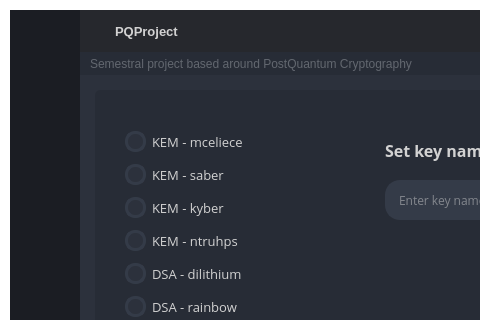
Above: gui/GUI_BASE.ui from Muzosh/PQ-crypto-test-app before the change; both pictures show x 0 to 480 and y 0 to 320 of the 1000 by 720 pixel window. Below: the same form after it.
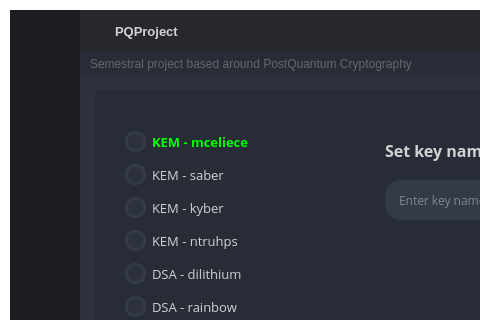
That is the form after the change. The open tabs and pages were chosen to show the change. Icons and pictures are not drawn.

```diff
--- a/gui/GUI_BASE.ui
+++ b/gui/GUI_BASE.ui
@@ -3080,8 +3080,16 @@
                          <font>
                           <family>Open Sans</family>
                           <pointsize>10</pointsize>
+                          <weight>75</weight>
+                          <bold>true</bold>
                          </font>
                         </property>
+                        <property name="styleSheet">
+                         <string notr="true">QRadioButton{
+color:rgb(0, 255, 0);
+font-weight: 600;
+}</string>
+                        </property>
                         <property name="text">
                          <string>KEM - mceliece</string>
                         </property>
```
Left out of the diff: 4 changed lines with no effect on the pictures.
